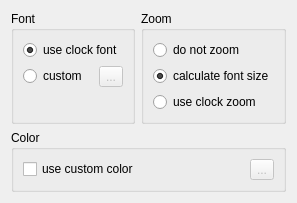
Kolcha/DigitalClock4, file plugin_core/base_settings_widget.ui: the form before one commit.
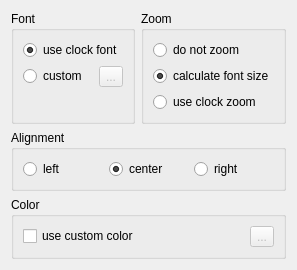
The form after the commit.

Commit message:
plugin_core: added alignment support
branch : plugins

What changed in the file:
```diff
--- a/plugin_core/base_settings_widget.ui
+++ b/plugin_core/base_settings_widget.ui
@@ -7,7 +7,7 @@
     <x>0</x>
     <y>0</y>
     <width>276</width>
-    <height>195</height>
+    <height>261</height>
    </rect>
   </property>
   <layout class="QGridLayout" name="base_settings_layout">
@@ -98,6 +98,39 @@
     </widget>
    </item>
    <item row="1" column="0" colspan="2">
+    <widget class="QGroupBox" name="alignment_group">
+     <property name="title">
+      <string>Alignment</string>
+     </property>
+     <layout class="QHBoxLayout" name="alignment_layout">
+      <item>
+       <widget class="QRadioButton" name="align_left_rbtn">
+        <property name="text">
+         <string>left</string>
+        </property>
+       </widget>
+      </item>
+      <item>
+       <widget class="QRadioButton" name="align_center_rbtn">
+        <property name="text">
+         <string>center</string>
+        </property>
+        <property name="checked">
+         <bool>true</bool>
+        </property>
+       </widget>
+      </item>
+      <item>
+       <widget class="QRadioButton" name="align_right_rbtn">
+        <property name="text">
+         <string>right</string>
+        </property>
+       </widget>
+      </item>
+     </layout>
+    </widget>
+   </item>
+   <item row="2" column="0" colspan="2">
     <widget class="QGroupBox" name="color_group">
      <property name="title">
       <string>Color</string>
```
The commit also changes 5 other files.
